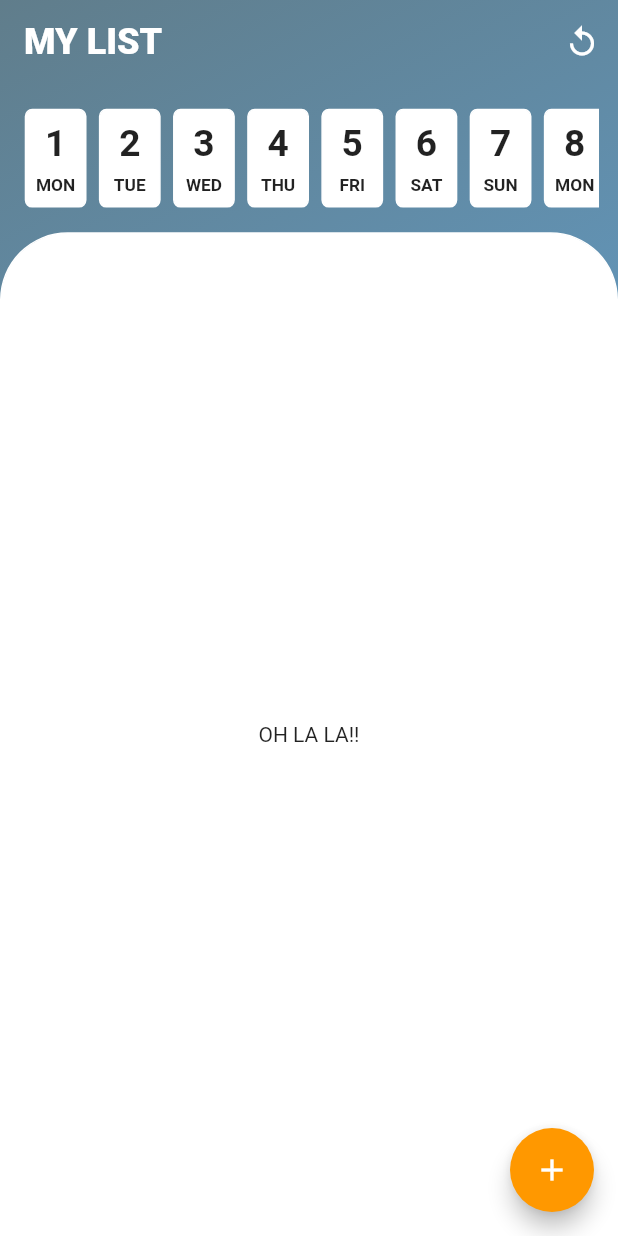
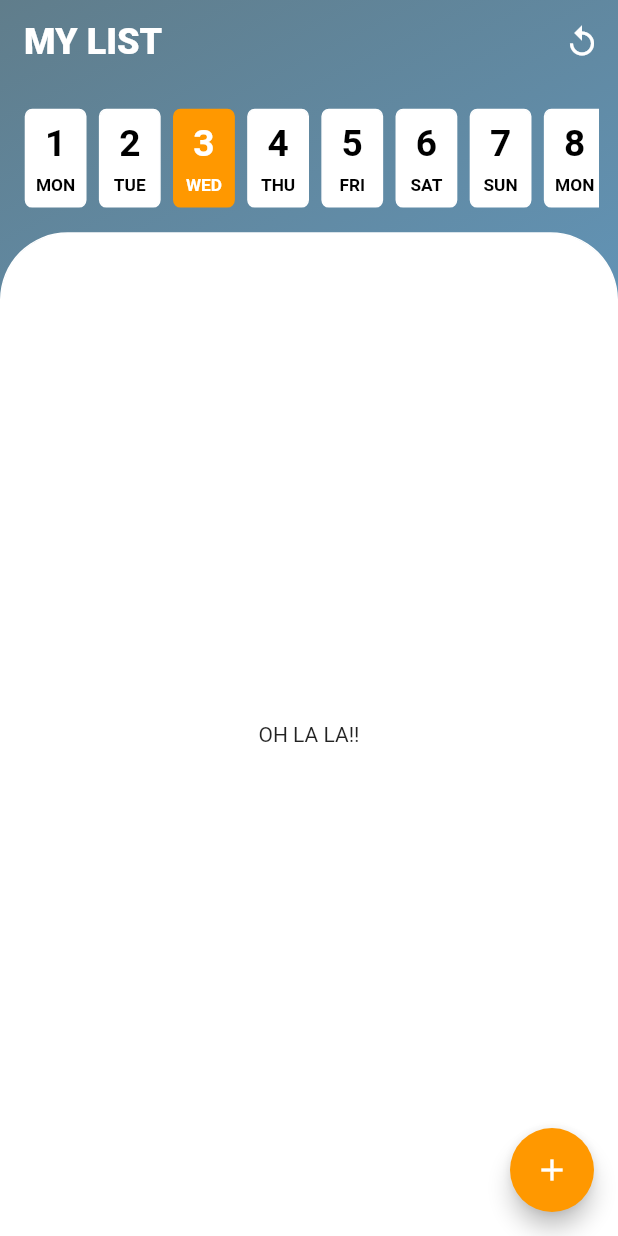
Before and after one commit to acanteror/dashboard_timeline_ui_demo, a Flutter app: the screen it shows after launch, on a phone screen of 412 x 824 dp. Run offline on Flutter 3.47's test engine with Material 2 defaults, Android fonts, the phone set to English and light mode, and no system bars.

Commit message:
add conditional colors

```diff
--- a/lib/widget/day_card.dart
+++ b/lib/widget/day_card.dart
@@ -1,3 +1,4 @@
+import 'package:dashboard_timeline_ui_demo/data/fake.dart';
 import 'package:flutter/material.dart';
 import 'package:dashboard_timeline_ui_demo/model/day_model.dart';
 import 'package:dashboard_timeline_ui_demo/extension/context_extension.dart';
@@ -12,10 +13,13 @@ class DayCard extends StatelessWidget {
 
   @override
   Widget build(BuildContext context) {
+    print(day.currentDay);
+    final fontColor = day.currentDay ? Colors.white : Colors.black;
+    final backColor = day.currentDay ? Colors.orange : Colors.white;
     return Container(
       decoration: BoxDecoration(
-          color: Colors.white,
-          border: Border.all(color: Colors.white),
+          color: backColor,
+          border: Border.all(color: backColor),
           borderRadius: BorderRadius.all(
             Radius.circular(5),
           )),
@@ -28,12 +32,16 @@ class DayCard extends StatelessWidget {
           Text(
             day.monthNumber.toString(),
             style: TextStyle(
-                fontWeight: FontWeight.bold, fontSize: context.pcw(6)),
+                color: fontColor,
+                fontWeight: FontWeight.bold,
+                fontSize: context.pcw(6)),
           ),
           Text(
             day.weekDay.toUpperCase(),
             style: TextStyle(
-                fontWeight: FontWeight.bold, fontSize: context.pcw(2.8)),
+                color: fontColor,
+                fontWeight: FontWeight.bold,
+                fontSize: context.pcw(2.8)),
           ),
         ],
       ),
```
